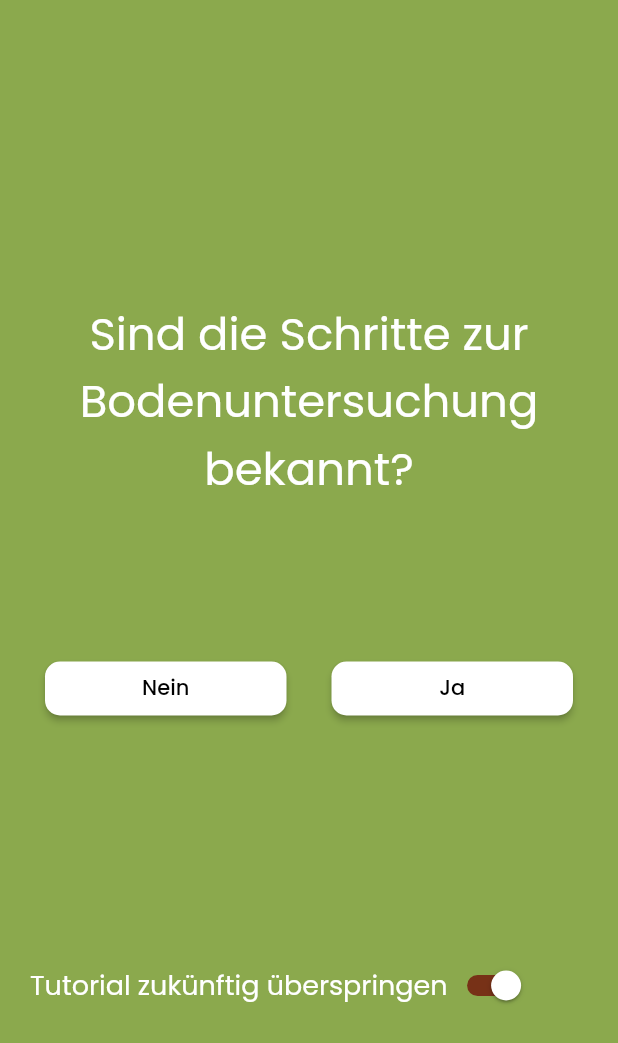
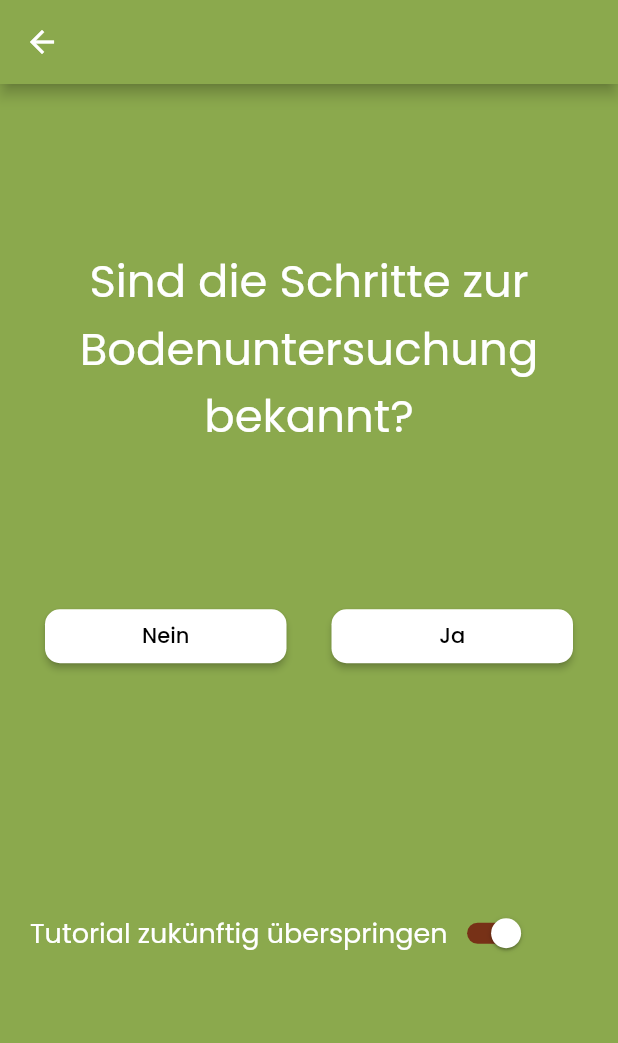
Before and after one commit to patrickfelschen/bodenanalyse, a Flutter app: the TutorialDecisionScreen screen opened directly, on a phone screen of 412 x 824 dp. Shown: the top 1043 px of the screen. Run offline on Flutter 3.47's test engine with Material 2 defaults, Android fonts, the phone set to English and light mode, and no system bars; our stand-ins replace google_maps_flutter, shared_preferences; missing offline and left inert: easy_search, progress_stepper; accounts and stored records are empty; generated files the repository leaves out were written again.

Commit message:
TutorialDecisionScreen added

```diff
--- a/lib/src/app.dart
+++ b/lib/src/app.dart
@@ -14,6 +14,7 @@ import 'package:bodenanalyse/src/screens/new_field_screen.dart';
 import 'package:bodenanalyse/src/screens/profile_screen.dart';
 import 'package:bodenanalyse/src/screens/registration_screen.dart';
 import 'package:bodenanalyse/src/screens/splash_screen.dart';
+import 'package:bodenanalyse/src/screens/tutorial_decision_screen.dart';
 import 'package:bodenanalyse/src/widgets/tutorial_material_widget.dart';
 import 'package:flutter/material.dart';
 import 'package:flutter_gen/gen_l10n/app_localizations.dart';
@@ -102,6 +103,8 @@ class App extends StatelessWidget {
               return ProfileScreen();
             case CropListScreen.routeName:
               return CropListScreen();
+            case TutorialDecisionScreen.routeName:
+              return TutorialDecisionScreen();
             default:
               return HomeScreen();
           }
--- a/lib/src/providers/analysis_provider.dart
+++ b/lib/src/providers/analysis_provider.dart
@@ -5,10 +5,12 @@ import 'package:flutter/material.dart';
 class AnalysisProvider with ChangeNotifier {
   late SharedPreferencesService _sharedPreferencesService;
   late List<PropertyModel> _propertyList;
+  late bool _tutorialSteps;
 
   AnalysisProvider() {
     _sharedPreferencesService = SharedPreferencesService();
     _propertyList = List.empty(growable: true);
+    _tutorialSteps = false;
   }
 
   void addProperty(PropertyModel model) {
@@ -23,4 +25,8 @@ class AnalysisProvider with ChangeNotifier {
   void printPropertyList() {
     print(_propertyList);
   }
+
+  void setTutorialSteps(bool value) {
+    _tutorialSteps = value;
+  }
 }
--- a/lib/src/screens/tutorial_decision_screen.dart
+++ b/lib/src/screens/tutorial_decision_screen.dart
@@ -1,5 +1,8 @@
+import 'package:bodenanalyse/src/providers/analysis_provider.dart';
+import 'package:bodenanalyse/src/screens/analysis_start_screen.dart';
 import 'package:flutter/cupertino.dart';
 import 'package:flutter/material.dart';
+import 'package:provider/provider.dart';
 
 class TutorialDecisionScreen extends StatefulWidget {
   const TutorialDecisionScreen({Key? key}) : super(key: key);
@@ -13,20 +16,24 @@ class TutorialDecisionScreen extends StatefulWidget {
 class _TutorialDecisionScreenState extends State<TutorialDecisionScreen> {
   @override
   Widget build(BuildContext context) {
-
-
+    AnalysisProvider _analysisProvider = Provider.of<AnalysisProvider>(context);
     return Scaffold(
+        appBar: AppBar(
+          leading: IconButton(
+            icon: Icon(Icons.arrow_back),
+            onPressed: () {
+              Navigator.pop(context);
+            },
+          ),
+        ),
         backgroundColor: Theme.of(context).colorScheme.primary,
-          body:
-            Container(
-               child:
-                  Column(
+        body: Container(
+          child: Column(
             children: [
-                      SizedBox(height: 100),
-                      Padding(
-                          padding: EdgeInsets.only(top:100),
-                          child:
-                            Text(
+              SizedBox(height: MediaQuery.of(context).size.height / 90),
+              const Padding(
+                padding: EdgeInsets.only(top: 100),
+                child: Text(
                   "Sind die Schritte zur Bodenuntersuchung bekannt?",
                   style: TextStyle(
                     fontSize: 30,
@@ -41,25 +48,32 @@ class _TutorialDecisionScreenState extends State<TutorialDecisionScreen> {
                   SizedBox(width: 30),
                   Expanded(
                       child: MaterialButton(
-                                onPressed: () {},//todo: Verknüpfung zu jeweiligem Dialog
+                    onPressed: () {
+                      Navigator.pushNamed(
+                          context, AnalysisStartScreen.routeName);
+                      _analysisProvider.setTutorialSteps(true);
+                    },
+                    //todo: Verknüpfung zu jeweiligem Dialog
                     child: Text("Nein"),
                     color: Colors.white,
                     textColor: Colors.black,
                     shape: RoundedRectangleBorder(
                         borderRadius: BorderRadius.circular(10)),
-                              )
-                          ),
+                  )),
                   SizedBox(width: 30),
                   Expanded(
                       child: MaterialButton(
-                                onPressed: () {},
+                    onPressed: () {
+                      Navigator.pushNamed(
+                          context, AnalysisStartScreen.routeName);
+                      _analysisProvider.setTutorialSteps(false);
+                    },
                     child: Text("Ja"),
                     color: Colors.white,
                     textColor: Colors.black,
                     shape: RoundedRectangleBorder(
                         borderRadius: BorderRadius.circular(10)),
-                              )
-                          ),
+                  )),
                   SizedBox(width: 30),
                 ],
               ),
@@ -67,7 +81,7 @@ class _TutorialDecisionScreenState extends State<TutorialDecisionScreen> {
               Row(
                 children: [
                   SizedBox(width: 20),
-                          Text(
+                  const Text(
                     "Tutorial zukünftig überspringen",
                     style: TextStyle(
                       fontSize: 18,
@@ -75,10 +89,12 @@ class _TutorialDecisionScreenState extends State<TutorialDecisionScreen> {
                     ),
                     textAlign: TextAlign.center,
                   ),
-                          Switch( //todo: Je nachdem, was ausgewählt ist in DB speichern
+                  Switch(
+                    //todo: Je nachdem, was ausgewählt ist in DB speichern
                     value: true,
                     onChanged: (bool newValue) {
-                              setState(() {;
+                      setState(() {
+                        ;
                       });
                     },
                     activeTrackColor: Theme.of(context).colorScheme.secondary,
@@ -87,7 +103,6 @@ class _TutorialDecisionScreenState extends State<TutorialDecisionScreen> {
               )
             ],
           ),
-            )
-      );
+        ));
   }
 }
--- a/lib/src/widgets/crop_item_widget.dart
+++ b/lib/src/widgets/crop_item_widget.dart
@@ -1,5 +1,6 @@
 import 'package:bodenanalyse/src/models/crop_model.dart';
 import 'package:bodenanalyse/src/screens/analysis_start_screen.dart';
+import 'package:bodenanalyse/src/screens/tutorial_decision_screen.dart';
 import 'package:flutter/cupertino.dart';
 import 'package:flutter/foundation.dart';
 import 'package:flutter/material.dart';
@@ -20,7 +21,7 @@ class _CropItemWidgetState extends State<CropItemWidget> {
     return ListTile(
       title: Text(widget.cropModel.name),
       onTap: () {
-        Navigator.pushNamed(context, AnalysisStartScreen.routeName);
+        Navigator.pushNamed(context, TutorialDecisionScreen.routeName);
       },
       trailing: GestureDetector(
         child: Icon(selected ? Icons.star : Icons.star_border),
```
Lines whose indentation alone changed are shown as unchanged.
